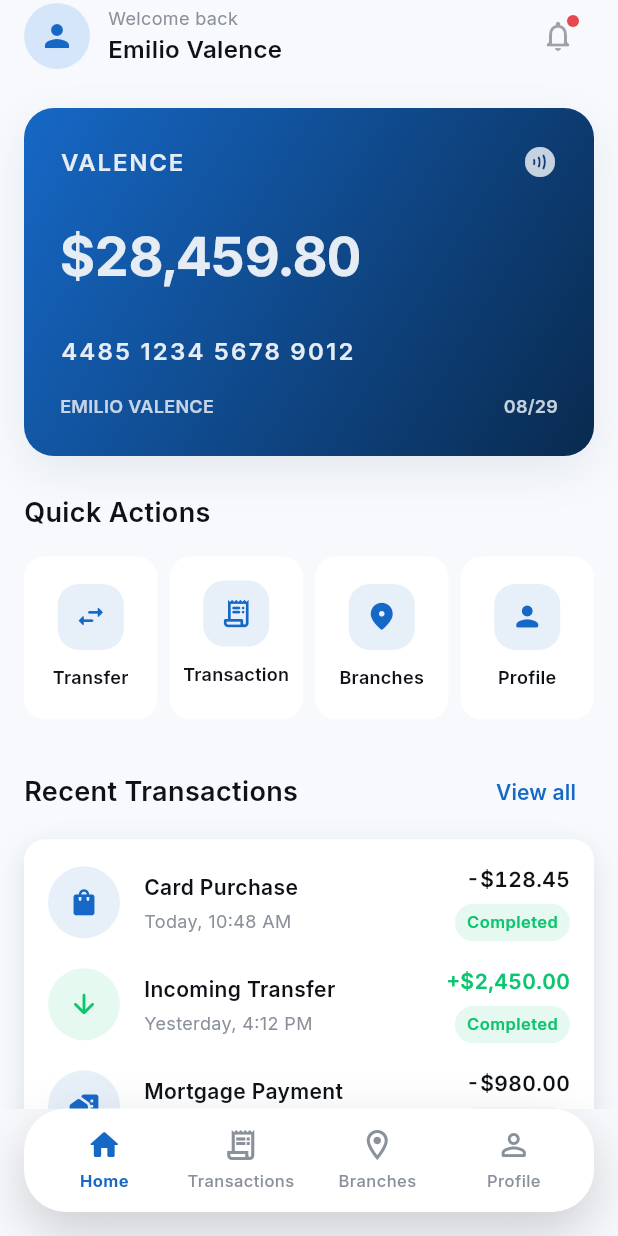
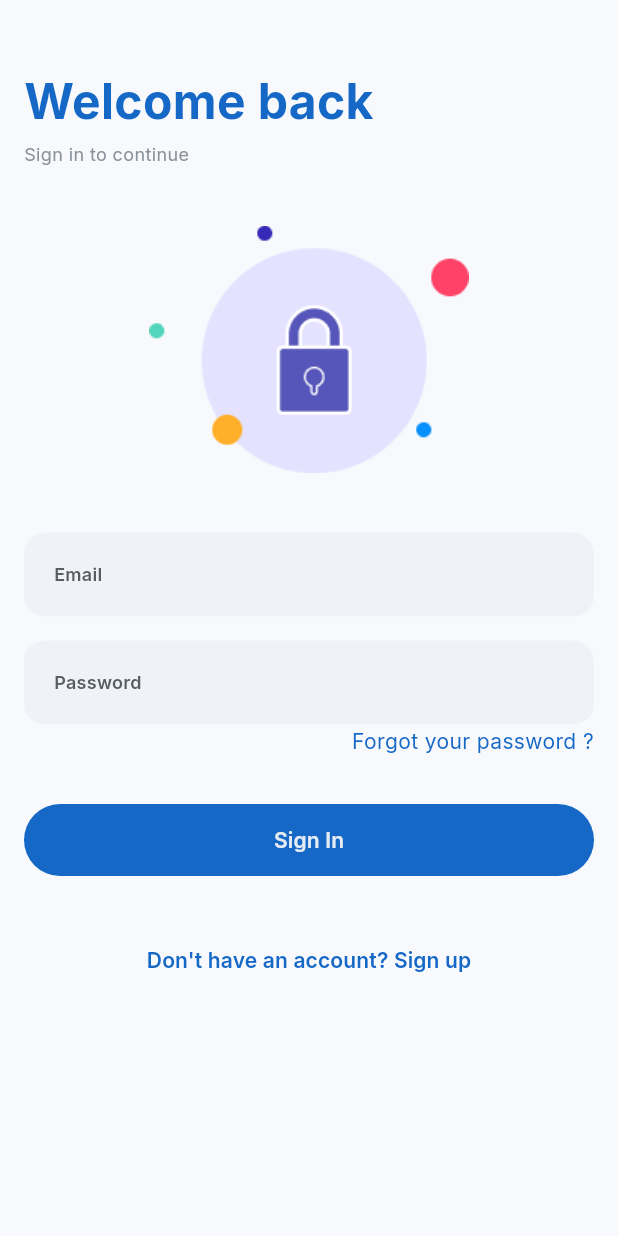
Before and after one commit to EmilioAlexa/valence_bank_mobile, a Flutter app: the screen it shows after launch, on a phone screen of 412 x 824 dp. Run offline on Flutter 3.47's test engine with Material 3 defaults, Android fonts, the phone set to English and light mode, and no system bars; our stand-ins replace google_fonts.

Commit message:
feat(ui): pantalla de login y registro agregadas

```diff
--- /dev/null
+++ b/lib/features/authentication/presentation/pages/login_page.dart
@@ -0,0 +1,87 @@
+import 'package:flutter/material.dart';
+import 'package:valence_mobile/core/utils/responsive.dart';
+import 'package:valence_mobile/features/authentication/presentation/pages/register_page.dart';
+import 'package:valence_mobile/features/dashboard/presentation/pages/dashboard_shell.dart';
+import 'package:valence_mobile/core/constants/theme/colors.dart';
+import 'package:valence_mobile/core/constants/theme/text_styles.dart';
+import 'package:valence_mobile/core/constants/theme/spacing.dart';
+
+class LoginPage extends StatelessWidget {
+  const LoginPage({super.key});
+
+  static const routeName = '/login';
+
+  void _handleLogin(BuildContext context) {
+    Navigator.of(context).pushReplacement(
+      MaterialPageRoute(builder: (_) => const DashboardShell()),
+    );
+  }
+
+  @override
+  Widget build(BuildContext context) {
+    return Scaffold(
+      body: SafeArea(
+        child: ResponsivePage(
+          child: Column(
+            crossAxisAlignment: CrossAxisAlignment.stretch,
+            mainAxisAlignment: MainAxisAlignment.center,
+            children: [
+              const SizedBox(height: 48),
+              Text(
+                'Welcome back',
+                style: AppTextStyles.displayMedium.copyWith(color: AppColors.primary),
+                textAlign: TextAlign.start,
+              ),
+              AppSpacing.gapS,
+              Text(
+                'Sign in to continue',
+                style: AppTextStyles.bodySmall,
+                textAlign: TextAlign.start,
+              ),
+              AppSpacing.gapXl,
+              Image.asset(
+                'assets/images/Illustration_login.png',
+                height: 180,
+              ),
+              AppSpacing.gapXl,
+              const TextField(
+                decoration: InputDecoration(
+                  labelText: 'Email',
+                  border: OutlineInputBorder(),
+                ),
+              ),
+              AppSpacing.gapM,
+              const TextField(
+                obscureText: true,
+                decoration: InputDecoration(
+                  labelText: 'Password',
+                  border: OutlineInputBorder(),
+                ),
+              ),
+              const Text(
+                'Forgot your password ?',
+                style: TextStyle(color: AppColors.primary),
+                textAlign: TextAlign.end,
+              ),
+              AppSpacing.gapXl,
+              FilledButton(
+                onPressed: () => _handleLogin(context),
+                child: const Padding(
+                  padding: EdgeInsets.symmetric(vertical: 14),
+                  child: Text('Sign In'),
+                ),
+              ),
+              AppSpacing.gapXl,
+              TextButton(
+                onPressed: () => Navigator.of(context).pushNamed(
+                  RegisterPage.routeName,
+                ),
+                child: const Text("Don't have an account? Sign up"),
+              ),
+            ],
+          ),
+        ),
+      ),
+    );
+  }
+}
--- a/lib/main.dart
+++ b/lib/main.dart
@@ -1,5 +1,7 @@
 import 'package:flutter/material.dart';
 import 'package:valence_mobile/core/constants/theme/theme.dart';
+import 'package:valence_mobile/features/authentication/presentation/pages/login_page.dart';
+import 'package:valence_mobile/features/authentication/presentation/pages/register_page.dart';
 import 'package:valence_mobile/features/dashboard/presentation/pages/dashboard_shell.dart';
 import 'package:valence_mobile/features/maps/presentation/pages/branches_page.dart';
 import 'package:valence_mobile/features/profile/presentation/pages/edit_profile_page.dart';
@@ -25,8 +27,10 @@ class ValenceApp extends StatelessWidget {
       themeMode: ThemeMode.light,
       theme: AppTheme.light,
       darkTheme: AppTheme.dark,
-      home: const DashboardShell(),
+      home: const LoginPage(),
       routes: {
+        LoginPage.routeName: (_) => const LoginPage(),
+        RegisterPage.routeName: (_) => const RegisterPage(),
         BranchesPage.routeName: (_) => const BranchesPage(showAppBar: true),
         EditProfilePage.routeName: (_) => const EditProfilePage(),
         ProfilePage.routeName: (_) => const ProfilePage(showAppBar: true),
```
Also changed, not shown: lib/features/authentication/presentation/pages/register_page.dart (added, +88 -0 lines), assets/images/Illustration_login.png (added), 2 other files.
